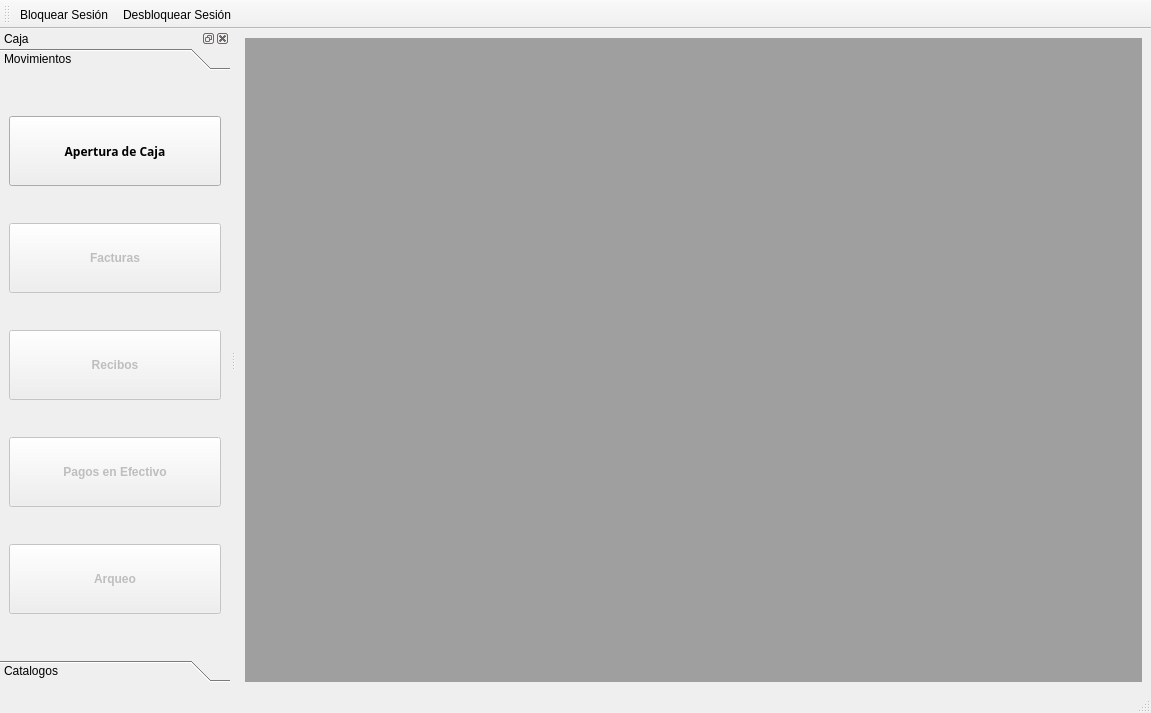
armonge/EsquipulasPy, file src/ui/mainwindowcaja.ui: the form before one commit.
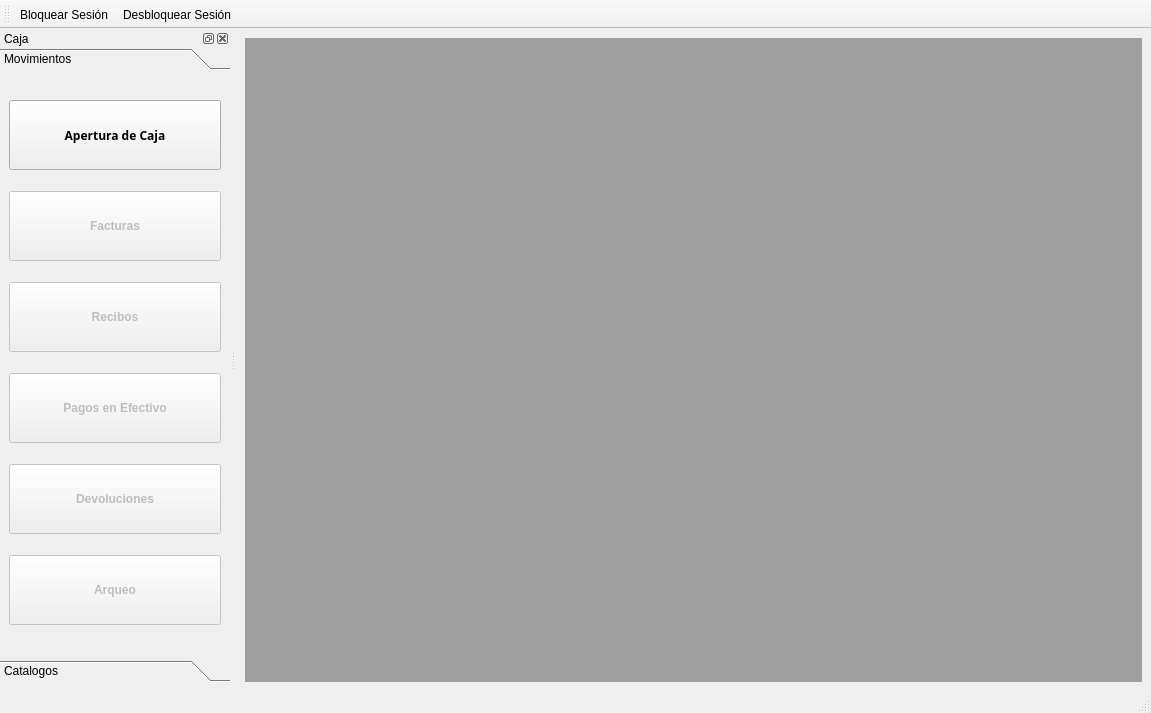
The form after the commit. Icons and pictures are not drawn.

Patch:
```diff
--- a/src/ui/mainwindowcaja.ui
+++ b/src/ui/mainwindowcaja.ui
@@ -90,15 +90,15 @@
          <rect>
           <x>0</x>
           <y>0</y>
-          <width>230</width>
-          <height>574</height>
+          <width>214</width>
+          <height>570</height>
          </rect>
         </property>
         <attribute name="label">
          <string>Movimientos</string>
         </attribute>
-        <layout class="QVBoxLayout" name="verticalLayout_2">
-         <item>
+        <layout class="QGridLayout" name="gridLayout_2">
+         <item row="0" column="0">
           <widget class="QPushButton" name="btnApertura">
            <property name="enabled">
             <bool>true</bool>
@@ -137,7 +137,7 @@
            </property>
           </widget>
          </item>
-         <item>
+         <item row="1" column="0">
           <widget class="QPushButton" name="btnfactura">
            <property name="enabled">
             <bool>false</bool>
@@ -181,7 +181,7 @@
            </property>
           </widget>
          </item>
-         <item>
+         <item row="2" column="0">
           <widget class="QPushButton" name="btnrecibo">
            <property name="enabled">
             <bool>false</bool>
@@ -221,7 +221,7 @@
            </property>
           </widget>
          </item>
-         <item>
+         <item row="3" column="0">
           <widget class="QPushButton" name="btnpago">
            <property name="enabled">
             <bool>false</bool>
@@ -261,7 +261,44 @@
            </property>
           </widget>
          </item>
-         <item>
+         <item row="4" column="0">
+          <widget class="QPushButton" name="btnDevolutions">
+           <property name="enabled">
+            <bool>false</bool>
+           </property>
+           <property name="sizePolicy">
+            <sizepolicy hsizetype="MinimumExpanding" vsizetype="Fixed">
+             <horstretch>0</horstretch>
+             <verstretch>0</verstretch>
+            </sizepolicy>
+           </property>
+           <property name="minimumSize">
+            <size>
+             <width>0</width>
+             <height>70</height>
+            </size>
+           </property>
+           <property name="font">
+            <font>
+             <weight>75</weight>
+             <bold>true</bold>
+            </font>
+           </property>
+           <property name="text">
+            <string>Devoluciones</string>
+           </property>
+           <property name="iconSize">
+            <size>
+             <width>32</width>
+             <height>32</height>
+            </size>
+           </property>
+           <property name="flat">
+            <bool>false</bool>
+           </property>
+          </widget>
+         </item>
+         <item row="5" column="0">
           <widget class="QPushButton" name="btnArqueo">
            <property name="enabled">
             <bool>false</bool>
```
Left out of the diff: 4 changed lines with no effect on the pictures.
